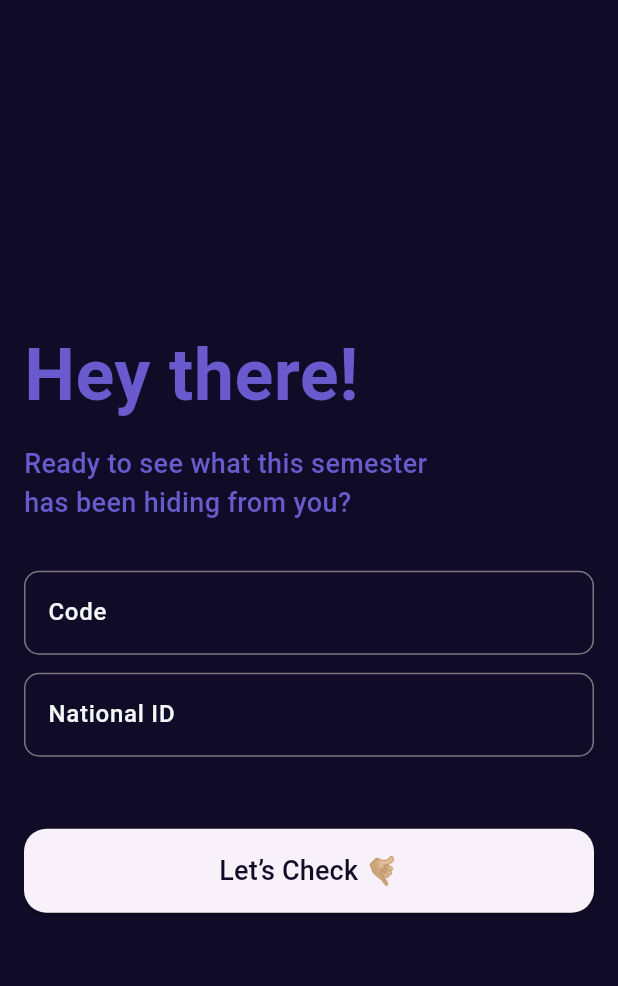
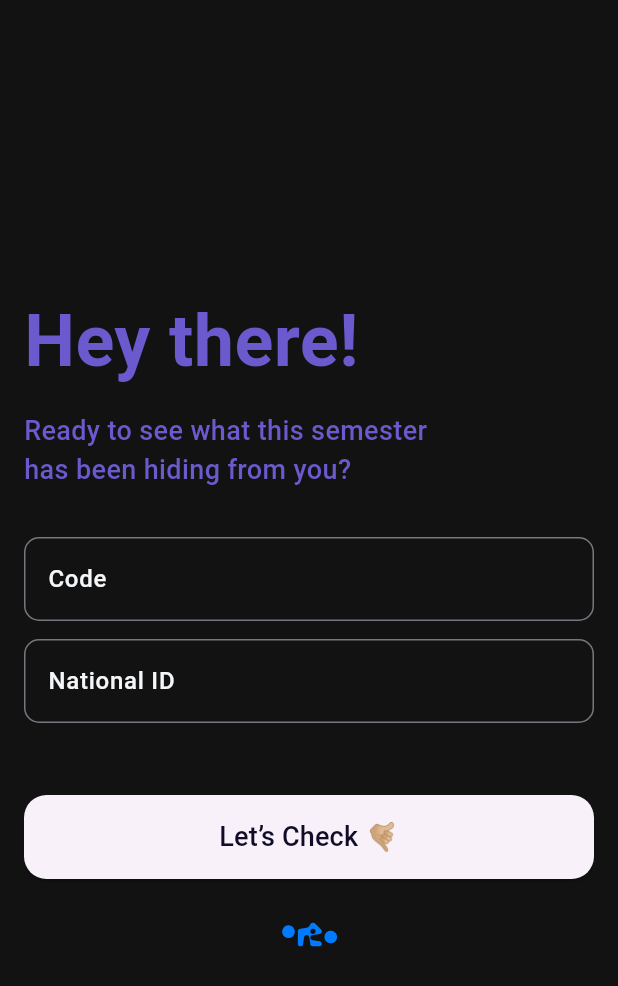
Before and after one commit to Besheer-74/result-GPA, a Flutter app: the screen it shows after launch, on a phone screen of 412 x 824 dp. Shown: the top 986 px of the screen. Run offline on Flutter 3.47's test engine with Material 3 defaults, Android fonts, the phone set to English and light mode, and no system bars; our stand-ins replace flutter_screenutil, flutter_svg.

Commit message:
edit the logo

```diff
--- a/lib/main.dart
+++ b/lib/main.dart
@@ -31,7 +31,7 @@ class MyApp extends StatelessWidget {
             },
 
             debugShowCheckedModeBanner: false,
-            title: 'Result Demo',
+            title: 'Results',
             theme: ThemeData(
               colorScheme: .fromSeed(seedColor: Colors.deepPurple),
             ),
--- a/lib/network/api_service.dart
+++ b/lib/network/api_service.dart
@@ -5,7 +5,7 @@ import 'package:http/http.dart' as http;
 import '../model/result.dart';
 
 class ApiService {
-  static const String baseUrl = 'http://127.0.0.1:8000';
+  static const String baseUrl = 'https://web-production-0d8ba.up.railway.app';
   Future<Result> fetchresult({
     required String studentCode,
     required String nationalId,
--- a/lib/view/login.dart
+++ b/lib/view/login.dart
@@ -1,4 +1,5 @@
 import 'package:flutter/material.dart';
+import 'package:flutter_svg/flutter_svg.dart';
 import 'package:provider/provider.dart';
 
 import '../controller/result_controller.dart';
@@ -41,7 +42,7 @@ class _LoginScreenState extends State<LoginScreen> {
         : (isLargeScreen ? 1.8 : 1.4);
 
     return Scaffold(
-      backgroundColor: ColorsStyle.corbeauColor,
+      backgroundColor: ColorsStyle.blackBackgroundColor,
       body: SafeArea(
         child: Center(
           child: ConstrainedBox(
@@ -253,6 +254,8 @@ class _LoginScreenState extends State<LoginScreen> {
                             ),
                           ),
                         ),
+                        const SizedBox(height: 20),
+                        Center(child: _buildPoweredByOro()),
                       ],
                     ),
                   );
@@ -264,4 +267,18 @@ class _LoginScreenState extends State<LoginScreen> {
       ),
     );
   }
+
+  Widget _buildPoweredByOro() {
+    return SizedBox(
+      height: 25,
+      width: 115,
+      child: Row(
+        mainAxisAlignment: MainAxisAlignment.center,
+        crossAxisAlignment: CrossAxisAlignment.end,
+        children: [
+          SvgPicture.asset('assets/images/oro_logo.svg', width: 41, height: 16),
+        ],
+      ),
+    );
+  }
 }
--- a/pubspec.yaml
+++ b/pubspec.yaml
@@ -37,6 +37,7 @@ dependencies:
   flutter_screenutil: ^5.9.3
   provider: ^6.1.5+1
   http: ^1.6.0
+  flutter_svg: ^2.3.0
 
 dev_dependencies:
   flutter_test:
```
Also changed, not shown: lib/utils/grade_calculator.dart (added, +73 -0 lines), lib/view/result.dart (+17 -0 lines), assets/images/oro_logo.svg (added), pubspec.lock, 3 other files.
